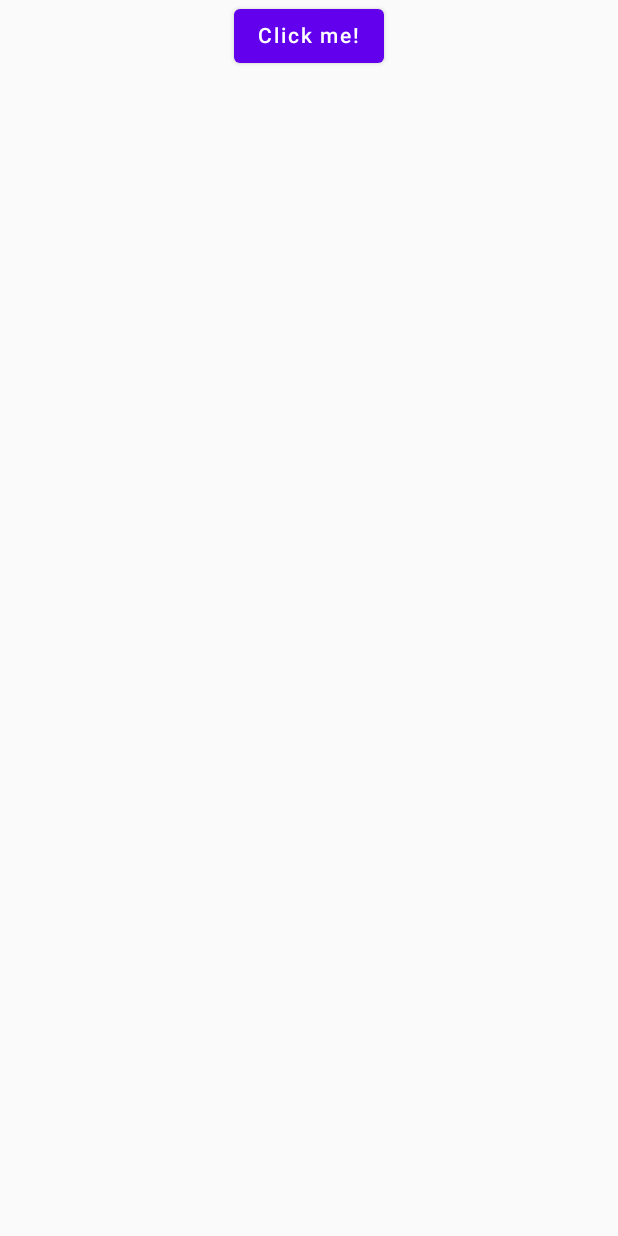
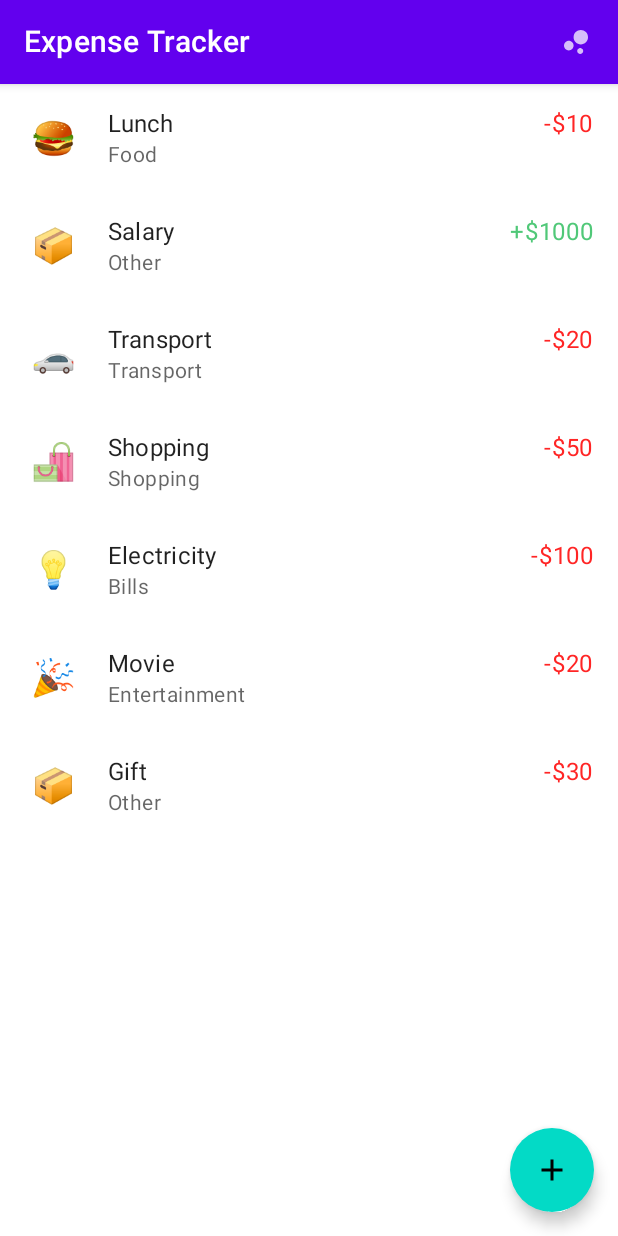
Before and after one commit to Gadgets-Mobile/ExpenseTracker, an Android app built with Jetpack Compose: the screen it shows after launch (MainActivity), on a phone screen of 412 x 824 dp. Run offline under Robolectric (Android 15) with nearby library versions, the phone set to English and light mode, and no system bars; our stand-ins replace Room's generated code.

```diff
--- /dev/null
+++ b/composeApp/src/androidMain/kotlin/org/example/project/MyApplication.kt
@@ -0,0 +1,21 @@
+package org.example.project
+
+import android.app.Application
+import org.example.project.di.dataBaseModule
+import org.example.project.di.repositoryModule
+import org.koin.android.ext.koin.androidContext
+import org.koin.android.ext.koin.androidLogger
+import org.koin.core.context.startKoin
+
+class MyApplication : Application() {
+
+    override fun onCreate() {
+        super.onCreate()
+        startKoin {
+            androidContext(this@MyApplication)
+            androidLogger()
+            modules(dataBaseModule, repositoryModule)
+        }
+    }
+
+}
--- /dev/null
+++ b/composeApp/src/androidMain/kotlin/org/example/project/di/AndroidModule.kt
@@ -0,0 +1,27 @@
+package org.example.project.di
+
+import android.app.Application
+import androidx.room.Room
+import org.example.project.data.local.GadgetsAIDatabase
+import org.example.project.domain.DB_NAME
+import org.example.project.domain.local.dao.AmountDao
+import org.example.project.domain.repo.AmountRepository
+import org.koin.dsl.module
+
+fun provideDataBase(application: Application): GadgetsAIDatabase =
+    Room.databaseBuilder(
+        application,
+        GadgetsAIDatabase::class.java,
+        DB_NAME
+    ).fallbackToDestructiveMigration().build()
+
+fun provideDao(database: GadgetsAIDatabase): AmountDao = database.amountDao()
+
+val dataBaseModule = module {
+    single { provideDataBase(get()) }
+    single { provideDao(get()) }
+}
+
+val repositoryModule = module {
+    single { AmountRepository(get()) }
+}
--- /dev/null
+++ b/composeApp/src/androidMain/kotlin/org/example/project/domain/Constants.kt
@@ -0,0 +1,4 @@
+package org.example.project.domain
+
+const val AMOUNT_TABLE_NAME = "amount"
+const val DB_NAME = "app_db"
--- /dev/null
+++ b/composeApp/src/androidMain/kotlin/org/example/project/domain/local/dao/AmountDao.kt
@@ -0,0 +1,26 @@
+package org.example.project.domain.local.dao
+
+import androidx.room.Dao
+import androidx.room.Delete
+import androidx.room.Query
+import androidx.room.Upsert
+import kotlinx.coroutines.flow.Flow
+import org.example.project.domain.AMOUNT_TABLE_NAME
+import org.example.project.domain.local.entity.AmountEntity
+
+/**
+ * @author bala-3019
+ * @Created-on 15/03/24
+ */
+
+@Dao
+interface AmountDao {
+    @Upsert
+    suspend fun upsertAmountEntity(item: AmountEntity)
+
+    @Query("SELECT * FROM $AMOUNT_TABLE_NAME")
+    fun getAllEntries(): Flow<List<AmountEntity>>
+
+    @Query("DELETE FROM $AMOUNT_TABLE_NAME WHERE id = :id")
+    suspend fun deleteById(id: Long)
+}
--- a/composeApp/src/commonMain/kotlin/App.kt
+++ b/composeApp/src/commonMain/kotlin/App.kt
@@ -1,35 +1,309 @@
-import androidx.compose.animation.AnimatedVisibility
-import androidx.compose.foundation.Image
-import androidx.compose.foundation.layout.Column
-import androidx.compose.foundation.layout.fillMaxWidth
-import androidx.compose.material.Button
+import data.enums.Category.BILLS
+import data.enums.Category.ENTERTAINMENT
+import data.enums.Category.FOOD
+import data.enums.Category.OTHER
+import data.enums.Category.SHOPPING
+import data.enums.Category.TRANSPORT
+import Purpose.ADD
+import Purpose.EDIT
+import androidx.compose.foundation.layout.Box
+import androidx.compose.foundation.layout.size
+import androidx.compose.foundation.lazy.LazyColumn
+import androidx.compose.foundation.lazy.items
+import androidx.compose.material.ExperimentalMaterialApi
+import androidx.compose.material.FloatingActionButton
+import androidx.compose.material.Icon
+import androidx.compose.material.IconButton
+import androidx.compose.material.ListItem
 import androidx.compose.material.MaterialTheme
+import androidx.compose.material.Scaffold
 import androidx.compose.material.Text
-import androidx.compose.runtime.*
+import androidx.compose.material.TopAppBar
+import androidx.compose.material.icons.Icons
+import androidx.compose.material.icons.automirrored.filled.ArrowBack
+import androidx.compose.material.icons.filled.Add
+import androidx.compose.material.icons.filled.BubbleChart
+import androidx.compose.runtime.Composable
 import androidx.compose.ui.Alignment
 import androidx.compose.ui.Modifier
-import org.jetbrains.compose.resources.painterResource
+import androidx.compose.ui.graphics.Color
+import androidx.compose.ui.unit.dp
+import androidx.compose.ui.unit.sp
+import androidx.navigation.NamedNavArgument
+import androidx.navigation.NavController
+import androidx.navigation.NavType
+import androidx.navigation.compose.NavHost
+import androidx.navigation.compose.composable
+import androidx.navigation.compose.rememberNavController
+import androidx.navigation.navArgument
+import data.enums.Category
+import data.enums.Type
+import data.models.Entry
 import org.jetbrains.compose.ui.tooling.preview.Preview
 
-import kotlinproject.composeapp.generated.resources.Res
-import kotlinproject.composeapp.generated.resources.compose_multiplatform
+enum class Purpose {
+    ADD,
+    EDIT
+}
+
+sealed class Screen(
+    val route: String,
+    val destination: String = route,
+    val args: List<NamedNavArgument> = emptyList(),
+) {
+    data object Dashboard : Screen("dashboard")
+    data class AddEditEntry(val purpose: Purpose) : Screen(
+        route = "add_edit_entry?purpose={purpose}",
+        destination = "add_edit_entry?purpose=${purpose.ordinal}",
+        args = listOf(
+            navArgument("purpose") {
+                type = NavType.IntType
+            }
+        )
+    )
+
+    data object RecommendationScreen : Screen("recommendation")
+}
 
 @Composable
 @Preview
 fun App() {
     MaterialTheme {
-        var showContent by remember { mutableStateOf(false) }
-        Column(Modifier.fillMaxWidth(), horizontalAlignment = Alignment.CenterHorizontally) {
-            Button(onClick = { showContent = !showContent }) {
-                Text("Click me!")
+        val navController = rememberNavController()
+        NavHost(
+            navController = navController,
+            startDestination = Screen.Dashboard.route
+        ) {
+            composable(
+                route = Screen.Dashboard.route,
+                arguments = Screen.Dashboard.args
+            ) {
+                DashboardRoute(navController)
             }
-            AnimatedVisibility(showContent) {
-                val greeting = remember { Greeting().greet() }
-                Column(Modifier.fillMaxWidth(), horizontalAlignment = Alignment.CenterHorizontally) {
-                    Image(painterResource(Res.drawable.compose_multiplatform), null)
-                    Text("Compose: $greeting")
-                }
+            composable(
+                route = Screen.RecommendationScreen.route,
+                arguments = Screen.RecommendationScreen.args
+            ) {
+                RecommendationScreenRoute(navController)
+            }
+            composable(
+                route = Screen.AddEditEntry(ADD).route,
+                arguments = Screen.AddEditEntry(ADD).args
+            ) { backStack ->
+                val ordinal = backStack.arguments?.getInt("purpose") ?: 0
+                val purpose = Purpose.entries[ordinal]
+                AddEditEntryRoute(navController, purpose)
             }
         }
     }
 }
+
+@Composable
+fun DashboardRoute(
+    navController: NavController,
+) {
+    Scaffold(
+        topBar = {
+            TopAppBar(
+                title = { Text("Expense Tracker") },
+                actions = {
+                    IconButton(
+                        onClick = {
+                            navController.navigate(Screen.RecommendationScreen.destination)
+                        }
+                    ) {
+                        Icon(
+                            imageVector = Icons.Default.BubbleChart,
+                            contentDescription = null
+                        )
+                    }
+                }
+            )
+        },
+        floatingActionButton = {
+            FloatingActionButton(
+                onClick = {
+                    navController.navigate(Screen.AddEditEntry(ADD).destination)
+                }
+            ) {
+                Icon(
+                    imageVector = Icons.Default.Add,
+                    contentDescription = null
+                )
+            }
+        }
+    ) {
+        LazyColumn {
+            items(dummyEntries) { entry ->
+                EntryItem(data = entry)
+            }
+        }
+    }
+}
+
+@Composable
+fun RecommendationScreenRoute(
+    navController: NavController,
+) {
+    Scaffold(
+        topBar = {
+            TopAppBar(
+                title = { Text("Can you afford it?") },
+                navigationIcon = {
+                    IconButton(onClick = navController::navigateUp) {
+                        Icon(
+                            imageVector = Icons.AutoMirrored.Filled.ArrowBack,
+                            contentDescription = "back"
+                        )
+                    }
+                }
+            )
+        },
+    ) {
+
+    }
+}
+
+@Composable
+fun AddEditEntryRoute(
+    navController: NavController,
+    purpose: Purpose,
+) {
+    Scaffold(
+        topBar = {
+            TopAppBar(
+                title = {
+                    val title = when (purpose) {
+                        ADD -> "Add Entry"
+                        EDIT -> "Edit Entry"
+                    }
+                    Text(title)
+                },
+                navigationIcon = {
+                    IconButton(onClick = navController::navigateUp) {
+                        Icon(
+                            imageVector = Icons.AutoMirrored.Filled.ArrowBack,
+                            contentDescription = "back"
+                        )
+                    }
+                }
+            )
+        },
+    ) {
+
+    }
+}
+
+val dummyEntries = listOf(
+    Entry(
+        id = 1,
+        title = "Lunch",
+        amount = 10,
+        date = "2021-09-01",
+        type = Type.EXPENSE,
+        category = Category.FOOD,
+    ),
+    Entry(
+        id = 2,
+        title = "Salary",
+        amount = 1000,
+        date = "2021-09-01",
+        type = Type.INCOME,
+        category = Category.OTHER,
+    ),
+    Entry(
+        id = 3,
+        title = "Transport",
+        amount = 20,
+        date = "2021-09-01",
+        type = Type.EXPENSE,
+        category = Category.TRANSPORT,
+    ),
+    Entry(
+        id = 4,
+        title = "Shopping",
+        amount = 50,
+        date = "2021-09-01",
+        type = Type.EXPENSE,
+        category = Category.SHOPPING,
+    ),
+    Entry(
+        id = 5,
+        title = "Electricity",
+        amount = 100,
+        date = "2021-09-01",
+        type = Type.EXPENSE,
+        category = Category.BILLS,
+    ),
+    Entry(
+        id = 6,
+        title = "Movie",
+        amount = 20,
+        date = "2021-09-01",
+        type = Type.EXPENSE,
+        category = Category.ENTERTAINMENT,
+    ),
+    Entry(
+        id = 7,
+        title = "Gift",
+        amount = 30,
+        date = "2021-09-01",
+        type = Type.EXPENSE,
+        category = Category.OTHER,
+    ),
+)
+
+@OptIn(ExperimentalMaterialApi::class)
+@Composable
+fun EntryItem(
+    data: Entry,
+    modifier: Modifier = Modifier,
+) {
+    val emoji = when (data.category) {
+        FOOD -> "🍔"
+        TRANSPORT -> "🚗"
+        SHOPPING -> "🛍"
+        ENTERTAINMENT -> "🎉"
+        BILLS -> "💡"
+        OTHER -> "📦"
+    }
+
+    ListItem(
+        modifier = modifier,
+        icon = {
+            Box(
+                modifier = Modifier.size(40.dp),
+                contentAlignment = Alignment.Center
+            ) {
+                Text(
+                    text = emoji,
+                    color = Color.White,
+                    fontSize = 24.sp
+                )
+            }
+        },
+        text = {
+            Text(data.title)
+        },
+        secondaryText = {
+            Text(data.category.name.lowercase().replaceFirstChar { it.uppercase() })
+        },
+        trailing = {
+            val symbol = when (data.type) {
+                Type.INCOME -> "+"
+                Type.EXPENSE -> "-"
+            }
+
+            val textColor = when (data.type) {
+                Type.INCOME -> Color(0xFF50C878)
+                Type.EXPENSE -> Color(0xFFFF2525)
+            }
+
+            Text(
+                "$symbol$${data.amount}",
+                style = MaterialTheme.typography.body1,
+                color = textColor
+            )
+        },
+    )
+}
--- /dev/null
+++ b/composeApp/src/commonMain/kotlin/data/enums/Category.kt
@@ -0,0 +1,10 @@
+package data.enums
+
+enum class Category {
+    FOOD,
+    TRANSPORT,
+    SHOPPING,
+    ENTERTAINMENT,
+    BILLS,
+    OTHER
+}
--- /dev/null
+++ b/composeApp/src/commonMain/kotlin/data/enums/Type.kt
@@ -0,0 +1,6 @@
+package data.enums
+
+enum class Type {
+    INCOME,
+    EXPENSE
+}
--- /dev/null
+++ b/composeApp/src/commonMain/kotlin/data/models/Entry.kt
@@ -0,0 +1,13 @@
+package data.models
+
+import data.enums.Category
+import data.enums.Type
+
+data class Entry(
+    val id: Int,
+    val title: String,
+    val amount: Long,
+    val date: String,
+    val type: Type,
+    val category: Category,
+)
```
Also changed, not shown: composeApp/build.gradle.kts (+20 -1 lines), composeApp/src/androidMain/AndroidManifest.xml (+5 -2 lines), composeApp/src/androidMain/kotlin/org/example/project/MainActivity.kt (+26 -3 lines), composeApp/src/androidMain/kotlin/org/example/project/data/local/GadgetsAIDatabase.kt (added, +15 -0 lines), composeApp/src/androidMain/kotlin/org/example/project/domain/local/entity/EntryEntity.kt (added, +18 -0 lines), composeApp/src/androidMain/kotlin/org/example/project/domain/repo/AmountRepository.kt (added, +15 -0 lines), composeApp/src/commonMain/kotlin/Greeting.kt (deleted, +0 -7 lines), gradle/libs.versions.toml (+13 -1 lines).
